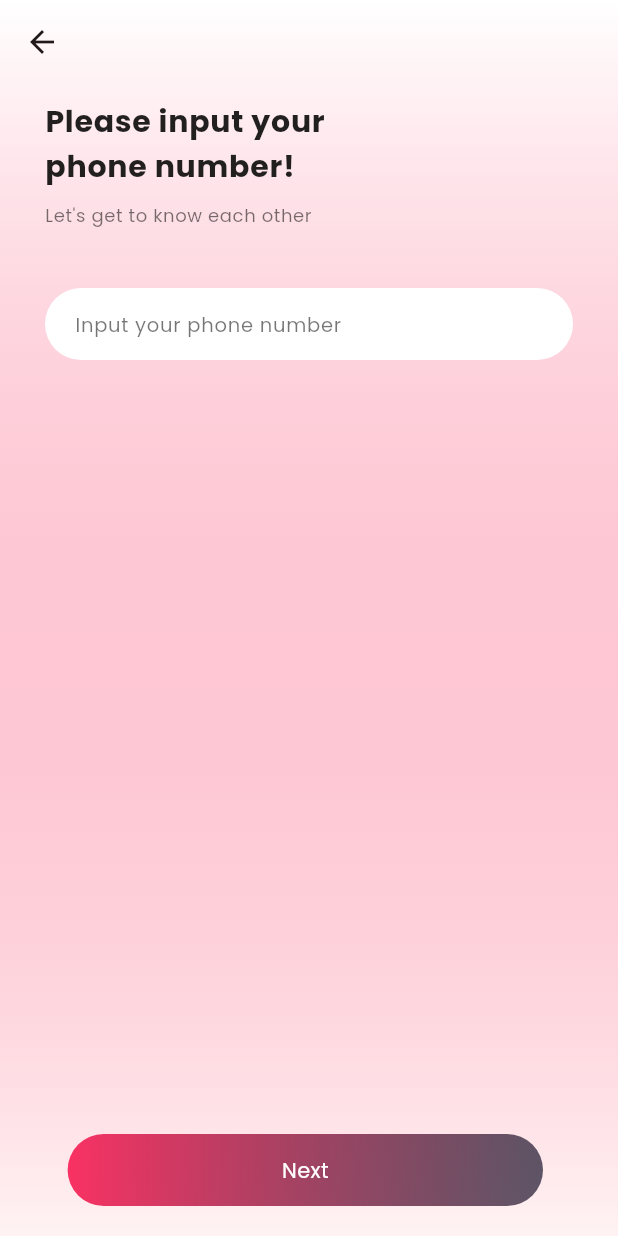
After one commit to dwidev/chat_bloc, a Flutter app: the LoginWithPhoneNumberPage screen opened directly, on a phone screen of 412 x 824 dp. The commit adds this screen. Run offline on Flutter 3.47's test engine with Material 2 defaults, Android fonts, the phone set to English and light mode, and no system bars; drawn by our look-alikes of flutter_animate; our stand-ins replace bloc_concurrency, dio, dotted_border, equatable, flutter_bloc, flutter_spinkit and 3 more.

Commit message:
- create phone number page and change some code at splash and login page

```diff
--- a/lib/auth/pages/login_page.dart
+++ b/lib/auth/pages/login_page.dart
@@ -1,3 +1,4 @@
+import 'package:chat_bloc/auth/pages/login_with_phone_number.dart';
 import 'package:chat_bloc/core/extensions/extensions.dart';
 import 'package:flutter/cupertino.dart';
 import 'package:flutter/material.dart';
@@ -54,12 +55,22 @@ class _LoginPageState extends State<LoginPage> with TickerProviderStateMixin {
                         const TextSpan(
                           text: "Discover ",
                         ),
-                        TextSpan(
-                          text: "Love ",
-                          style: textTheme.bodyLarge?.copyWith(
-                            fontWeight: FontWeight.bold,
-                            color: primaryColor,
-                            fontSize: 25,
+                        WidgetSpan(
+                          child: Text(
+                            "Love ",
+                            style: textTheme.bodyLarge?.copyWith(
+                              fontWeight: FontWeight.bold,
+                              color: primaryColor,
+                              fontSize: 25,
+                            ),
+                          ).animate(
+                            onComplete: (controller) {
+                              controller.repeat();
+                            },
+                          ).shimmer(
+                            color: whiteColor,
+                            delay: 1000.ms,
+                            duration: 1000.ms,
                           ),
                         ),
                         const TextSpan(
@@ -198,9 +209,14 @@ class _LoginPageState extends State<LoginPage> with TickerProviderStateMixin {
               width: size.width / 2,
               child: TextButton(
                 onPressed: () {
-                  animationController
-                    ..reset()
-                    ..forward();
+                  animationController.reverse(from: 0.3).whenComplete(() {
+                    push(
+                      context: context,
+                      page: const LoginWithPhoneNumberPage(),
+                    ).then(
+                      (value) => animationController.forward(),
+                    );
+                  });
                 },
                 child: Text(
                   "Register or login with Phone number dan email",
--- /dev/null
+++ b/lib/auth/pages/login_with_phone_number.dart
@@ -0,0 +1,133 @@
+import 'package:flutter/material.dart';
+import 'package:flutter_animate/flutter_animate.dart';
+
+import '../../core/theme/colors.dart';
+import '../../core/widget/gradient_button.dart';
+
+class LoginWithPhoneNumberPage extends StatefulWidget {
+  const LoginWithPhoneNumberPage({super.key});
+
+  @override
+  State<LoginWithPhoneNumberPage> createState() =>
+      _LoginWithPhoneNumberPageState();
+}
+
+class _LoginWithPhoneNumberPageState extends State<LoginWithPhoneNumberPage> {
+  int pageIndex = 0;
+  late Color linearColor;
+
+  @override
+  void initState() {
+    linearColor = softPinkColor;
+    super.initState();
+  }
+
+  @override
+  Widget build(BuildContext context) {
+    final size = MediaQuery.of(context).size;
+    final textTheme = Theme.of(context).textTheme;
+
+    return Scaffold(
+      extendBodyBehindAppBar: true,
+      appBar: AppBar(
+        shadowColor: Colors.transparent,
+        backgroundColor: Colors.transparent,
+        elevation: 0,
+      ),
+      body: AnimatedContainer(
+        duration: const Duration(milliseconds: 500),
+        width: size.width,
+        height: size.height,
+        decoration: BoxDecoration(
+          gradient: LinearGradient(
+            colors: [
+              linearColor,
+              whiteColor,
+            ],
+            begin: Alignment.bottomCenter,
+            end: Alignment.topCenter,
+          ),
+        ),
+        child: SafeArea(
+          child: Stack(
+            alignment: Alignment.center,
+            children: [
+              Column(
+                crossAxisAlignment: CrossAxisAlignment.start,
+                children: [
+                  const SizedBox(height: 10),
+                  Container(
+                    padding: const EdgeInsets.symmetric(horizontal: 30),
+                    width: size.width / 1.5,
+                    child: Text(
+                      "Please input your phone number!",
+                      style: textTheme.bodyLarge?.copyWith(
+                        fontWeight: FontWeight.bold,
+                        fontSize: 20,
+                      ),
+                    ).animate().fade(
+                          delay: const Duration(milliseconds: 200),
+                          duration: const Duration(seconds: 1),
+                        ),
+                  ),
+                  const SizedBox(height: 10),
+                  Container(
+                    padding: const EdgeInsets.symmetric(horizontal: 30),
+                    child: Text(
+                      "Let's get to know each other",
+                      style: textTheme.bodySmall?.copyWith(),
+                    ).animate().fade(
+                          delay: const Duration(milliseconds: 200),
+                          duration: const Duration(seconds: 1),
+                        ),
+                  ),
+                  const SizedBox(height: 40),
+                  Padding(
+                    padding: const EdgeInsets.symmetric(horizontal: 30),
+                    child: Container(
+                      decoration: BoxDecoration(
+                        color: Colors.white,
+                        borderRadius: BorderRadius.circular(50),
+                      ),
+                      padding: const EdgeInsets.symmetric(horizontal: 20),
+                      child: TextFormField(
+                        decoration: const InputDecoration(
+                          hintText: "Input your phone number",
+                        ),
+                      ),
+                    ),
+                  ).animate().fade(
+                        delay: const Duration(milliseconds: 200),
+                        duration: const Duration(seconds: 1),
+                      ),
+                  const SizedBox(height: 50),
+                ],
+              ),
+              AnimatedPositioned(
+                duration: const Duration(milliseconds: 500),
+                right: pageIndex > 0 ? 30 : 50,
+                bottom: 20,
+                child: GradientButton(
+                  width: pageIndex > 0 ? 100 : null,
+                  gradient: LinearGradient(
+                    colors: [primaryColor, darkColor],
+                  ),
+                  onPressed: () {},
+                  child: Text(
+                    "Next",
+                    style: textTheme.bodyMedium?.copyWith(
+                      color: Colors.white,
+                    ),
+                  ),
+                ).animate().fade(
+                      delay: const Duration(milliseconds: 200),
+                      duration: const Duration(seconds: 1),
+                    ),
+              )
+            ],
+          ),
+        ),
+      ),
+    );
+  }
+}
--- a/lib/auth/pages/spalsh_page.dart
+++ b/lib/auth/pages/spalsh_page.dart
@@ -21,7 +21,7 @@ class _SplashPageState extends State<SplashPage>
   void initState() {
     super.initState();
     animationController = AnimationController(vsync: this);
-    Future.delayed(2.seconds, () {
+    Future.delayed(0.5.seconds, () {
       Navigator.pushReplacement(context, CustomPageRoute(const LoginPage()));
       animationController.forward();
     });
```
